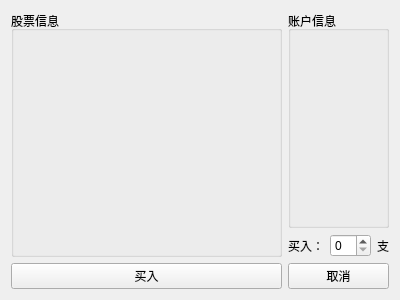
Before: the Qt Designer form gui/BuyStock.ui in miswanting/Real-Stock-War, drawn with Qt 5.
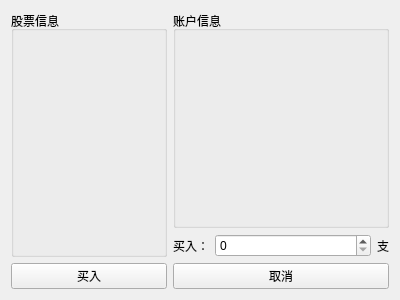
After: the same form once the commit is applied.

```diff
--- a/gui/BuyStock.ui
+++ b/gui/BuyStock.ui
@@ -31,6 +31,24 @@
      <property name="title">
       <string>股票信息</string>
      </property>
+     <layout class="QGridLayout" name="gridLayout_2">
+      <item row="0" column="0">
+       <widget class="QLabel" name="label_stock_info">
+        <property name="sizePolicy">
+         <sizepolicy hsizetype="Expanding" vsizetype="Preferred">
+          <horstretch>0</horstretch>
+          <verstretch>0</verstretch>
+         </sizepolicy>
+        </property>
+        <property name="text">
+         <string/>
+        </property>
+        <property name="alignment">
+         <set>Qt::AlignLeading|Qt::AlignLeft|Qt::AlignTop</set>
+        </property>
+       </widget>
+      </item>
+     </layout>
     </widget>
    </item>
    <item row="1" column="1">
@@ -49,11 +67,17 @@
    <item row="1" column="2">
     <widget class="QSpinBox" name="spinBox_buy_amount">
      <property name="sizePolicy">
-      <sizepolicy hsizetype="Preferred" vsizetype="Fixed">
+      <sizepolicy hsizetype="MinimumExpanding" vsizetype="Fixed">
        <horstretch>0</horstretch>
        <verstretch>0</verstretch>
       </sizepolicy>
      </property>
+     <property name="suffix">
+      <string/>
+     </property>
+     <property name="maximum">
+      <number>999999999</number>
+     </property>
     </widget>
    </item>
    <item row="1" column="3">
@@ -75,7 +99,7 @@
    <item row="2" column="0">
     <widget class="QPushButton" name="pushButton_buy">
      <property name="sizePolicy">
-      <sizepolicy hsizetype="Expanding" vsizetype="Fixed">
+      <sizepolicy hsizetype="Preferred" vsizetype="Fixed">
        <horstretch>0</horstretch>
        <verstretch>0</verstretch>
       </sizepolicy>
@@ -99,7 +123,7 @@
     </widget>
    </item>
    <item row="0" column="1" colspan="3">
-    <widget class="QGroupBox" name="groupBox_user_info">
+    <widget class="QGroupBox" name="groupBox_account_info">
      <property name="sizePolicy">
       <sizepolicy hsizetype="Preferred" vsizetype="Preferred">
        <horstretch>0</horstretch>
@@ -109,6 +133,24 @@
      <property name="title">
       <string>账户信息</string>
      </property>
+     <layout class="QGridLayout" name="gridLayout_3">
+      <item row="0" column="0">
+       <widget class="QLabel" name="label_account_info">
+        <property name="sizePolicy">
+         <sizepolicy hsizetype="Expanding" vsizetype="Preferred">
+          <horstretch>0</horstretch>
+          <verstretch>0</verstretch>
+         </sizepolicy>
+        </property>
+        <property name="text">
+         <string/>
+        </property>
+        <property name="alignment">
+         <set>Qt::AlignLeading|Qt::AlignLeft|Qt::AlignTop</set>
+        </property>
+       </widget>
+      </item>
+     </layout>
     </widget>
    </item>
   </layout>
```
